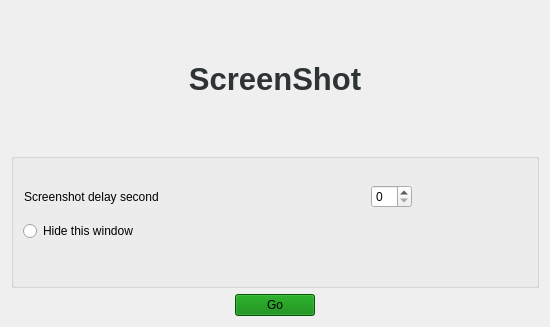
jose94752/ClipEdit, file sources/Forms/formscreenshots.ui: the form before one commit.
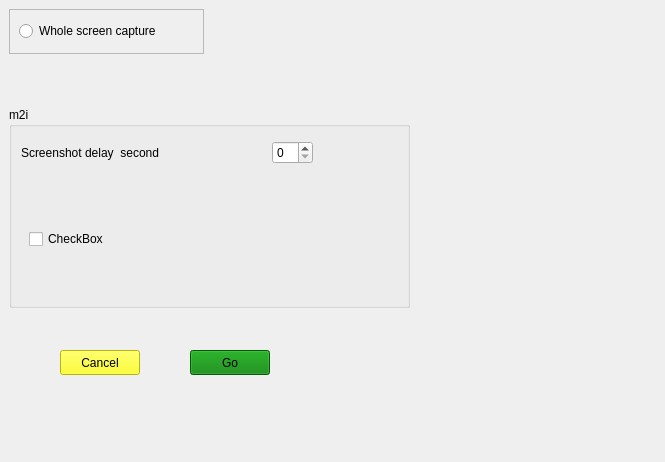
The form after the commit.

Diff of the .ui file:
```diff
--- a/sources/Forms/formscreenshots.ui
+++ b/sources/Forms/formscreenshots.ui
@@ -6,8 +6,8 @@
    <rect>
     <x>0</x>
     <y>0</y>
-    <width>550</width>
-    <height>327</height>
+    <width>665</width>
+    <height>462</height>
    </rect>
   </property>
   <property name="windowTitle">
@@ -16,80 +16,100 @@
   <property name="styleSheet">
    <string notr="true"/>
   </property>
+  <widget class="QPushButton" name="pushButton_2">
+   <property name="geometry">
+    <rect>
+     <x>60</x>
+     <y>350</y>
+     <width>80</width>
+     <height>25</height>
+    </rect>
+   </property>
+   <property name="styleSheet">
+    <string notr="true">background-color: yellow;
+border-color: rgb(17, 29, 255);</string>
+   </property>
+   <property name="text">
+    <string>Cancel</string>
+   </property>
+  </widget>
+  <widget class="QWidget" name="verticalLayoutWidget">
+   <property name="geometry">
+    <rect>
+     <x>9</x>
+     <y>9</y>
+     <width>195</width>
+     <height>45</height>
+    </rect>
+   </property>
+   <layout class="QVBoxLayout" name="verticalLayout">
+    <item>
+     <widget class="QFrame" name="frame">
+      <property name="frameShape">
+       <enum>QFrame::StyledPanel</enum>
+      </property>
+      <property name="frameShadow">
+       <enum>QFrame::Raised</enum>
+      </property>
   <layout class="QGridLayout" name="gridLayout_2">
    <item row="0" column="0">
-    <widget class="QLabel" name="label_2">
-     <property name="font">
-      <font>
-       <pointsize>23</pointsize>
-       <weight>75</weight>
-       <bold>true</bold>
-      </font>
+        <widget class="QRadioButton" name="radioButton">
+         <property name="text">
+          <string>Whole screen capture</string>
+         </property>
+        </widget>
+       </item>
+      </layout>
+     </widget>
+    </item>
+   </layout>
+  </widget>
+  <widget class="QPushButton" name="pushButton">
+   <property name="geometry">
+    <rect>
+     <x>190</x>
+     <y>350</y>
+     <width>80</width>
+     <height>25</height>
+    </rect>
      </property>
      <property name="styleSheet">
-      <string notr="true">
-
-</string>
+    <string notr="true">background-color: green;
+border-color: rgb(17, 29, 255);</string>
      </property>
      <property name="text">
-      <string>&lt;html&gt;&lt;head/&gt;&lt;body&gt;&lt;p align=&quot;center&quot;&gt;&lt;span style=&quot; color:#2e3436;&quot;&gt;ScreenShot&lt;/span&gt;&lt;/p&gt;&lt;/body&gt;&lt;/html&gt;</string>
-     </property>
-    </widget>
-   </item>
-   <item row="1" column="0">
+    <string>Go</string>
+   </property>
+  </widget>
+  <widget class="QWidget" name="verticalLayoutWidget_2">
+   <property name="geometry">
+    <rect>
+     <x>9</x>
+     <y>107</y>
+     <width>401</width>
+     <height>201</height>
+    </rect>
+   </property>
+   <layout class="QVBoxLayout" name="verticalLayout_2">
+    <item>
     <widget class="QGroupBox" name="groupBox">
-     <property name="styleSheet">
-      <string notr="true"/>
-     </property>
      <property name="title">
-      <string/>
-     </property>
-     <widget class="QWidget" name="layoutWidget">
+       <string>m2i</string>
+      </property>
+      <widget class="QWidget" name="">
       <property name="geometry">
        <rect>
         <x>12</x>
-        <y>66</y>
-        <width>391</width>
-        <height>25</height>
-       </rect>
-      </property>
-      <layout class="QHBoxLayout" name="horizontalLayout_3">
-       <item>
-        <widget class="QRadioButton" name="radioButton">
-         <property name="text">
-          <string>Hide this window</string>
-         </property>
-        </widget>
-       </item>
-       <item>
-        <spacer name="horizontalSpacer_2">
-         <property name="orientation">
-          <enum>Qt::Horizontal</enum>
-         </property>
-         <property name="sizeHint" stdset="0">
-          <size>
-           <width>168</width>
-           <height>20</height>
-          </size>
-         </property>
-        </spacer>
-       </item>
-      </layout>
-     </widget>
-     <widget class="QWidget" name="layoutWidget">
-      <property name="geometry">
-       <rect>
-        <x>13</x>
-        <y>30</y>
-        <width>388</width>
+         <y>32</y>
+         <width>292</width>
         <height>28</height>
        </rect>
       </property>
-      <layout class="QHBoxLayout" name="horizontalLayout_2">
+       <layout class="QHBoxLayout" name="horizontalLayout">
        <item>
         <widget class="QLabel" name="label">
          <property name="text">
-          <string>Screenshot delay second</string>
+           <string>Screenshot delay  second</string>
          </property>
         </widget>
        </item>
@@ -100,7 +120,7 @@
          </property>
          <property name="sizeHint" stdset="0">
           <size>
-           <width>158</width>
+            <width>58</width>
            <height>20</height>
           </size>
          </property>
@@ -111,50 +131,42 @@
        </item>
       </layout>
      </widget>
-    </widget>
-   </item>
-   <item row="2" column="0">
-    <layout class="QHBoxLayout" name="horizontalLayout">
-     <item>
-      <spacer name="horizontalSpacer_3">
-       <property name="orientation">
-        <enum>Qt::Horizontal</enum>
+      <widget class="QWidget" name="">
+       <property name="geometry">
+        <rect>
+         <x>20</x>
+         <y>120</y>
+         <width>288</width>
+         <height>25</height>
+        </rect>
        </property>
-       <property name="sizeHint" stdset="0">
-        <size>
-         <width>40</width>
-         <height>20</height>
-        </size>
-       </property>
-      </spacer>
-     </item>
+       <layout class="QHBoxLayout" name="horizontalLayout_2">
      <item>
-      <widget class="QPushButton" name="pushButton">
-       <property name="styleSheet">
-        <string notr="true">background-color: green;
-border-color: rgb(17, 29, 255);</string>
-       </property>
+         <widget class="QCheckBox" name="checkBox">
        <property name="text">
-        <string>Go</string>
+           <string>CheckBox</string>
        </property>
       </widget>
      </item>
      <item>
-      <spacer name="horizontalSpacer_4">
+         <spacer name="horizontalSpacer_2">
        <property name="orientation">
         <enum>Qt::Horizontal</enum>
        </property>
        <property name="sizeHint" stdset="0">
         <size>
-         <width>40</width>
+            <width>188</width>
          <height>20</height>
         </size>
        </property>
       </spacer>
      </item>
     </layout>
-   </item>
-  </layout>
+      </widget>
+     </widget>
+    </item>
+   </layout>
+  </widget>
  </widget>
  <resources/>
  <connections/>
```
Lines whose indentation alone changed are shown as unchanged.
